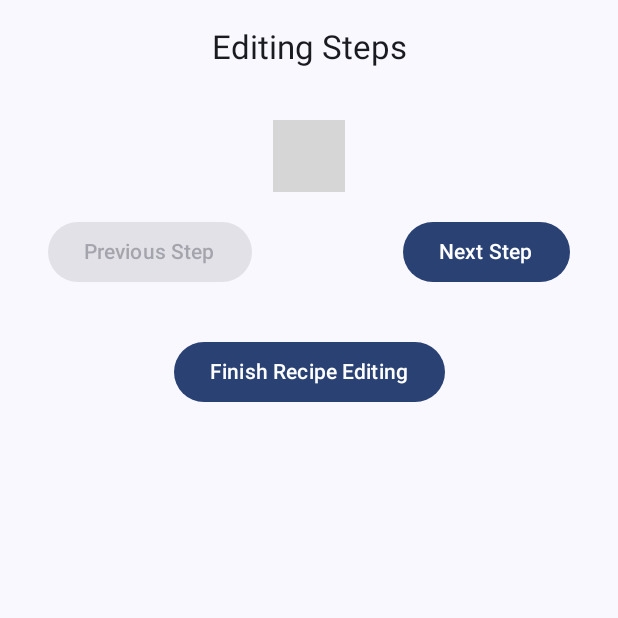
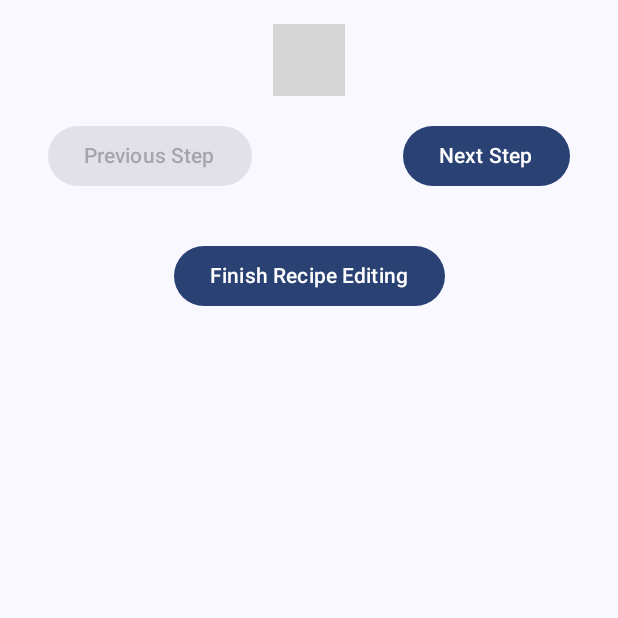
Before and after one commit to ManticGaga/WeCook, an Android app built with Jetpack Compose: the composable StepsEditingScreen shown on its own in the app's theme, after a tap on "Next Step", on a phone screen of 412 x 824 dp, the top half of it. Run offline under Robolectric (Android 15) with nearby library versions, the phone set to English and light mode, and no system bars; our stand-ins replace Firebase (no records; nobody signed in at launch, a user with empty details on screens opened directly); libraries missing offline, so code that uses them is left out: com.example; 5 statements that could not run were skipped; grey boxes are pictures that could not be loaded.

```diff
--- a/app/src/main/java/com/example/WeCook/BottomNavigation/MainScreen.kt
+++ b/app/src/main/java/com/example/WeCook/BottomNavigation/MainScreen.kt
@@ -31,7 +31,7 @@ fun MainScreen(googleAuthUiClient: GoogleAuthUiClient, onSignOut: () -> Unit) {
         modifier = Modifier.padding(top = 16.dp),
         topBar = {
             CenterAlignedTopAppBar(
-                title = { Text("WeCook") },
+                title = { Text("appTitle") },
                 actions = {
                     Box(
                         modifier = Modifier
--- a/app/src/main/java/com/example/WeCook/Data/Constructor/AddRecipeScreen.kt
+++ b/app/src/main/java/com/example/WeCook/Data/Constructor/AddRecipeScreen.kt
@@ -3,6 +3,8 @@ import android.content.ContentValues.TAG
 import android.util.Log
 import androidx.compose.foundation.clickable
 import androidx.compose.foundation.layout.*
+import androidx.compose.foundation.rememberScrollState
+import androidx.compose.foundation.verticalScroll
 import androidx.compose.material3.*
 import androidx.compose.runtime.*
 import androidx.compose.ui.Alignment
@@ -119,7 +121,6 @@ fun RecipeInfoScreen(
     }
 }
 
-
 @OptIn(ExperimentalMaterial3Api::class)
 @Composable
 fun StepsEditingScreen(
@@ -132,14 +133,22 @@ fun StepsEditingScreen(
     val db = Firebase.firestore
     val snackbarHostState = remember { SnackbarHostState() }
     val context = LocalContext.current
+    fun previousStep() {
+        if (currentStep > 0) {
+            currentStep--
+        }
+    }
 
+    fun nextStep() {
+        if (currentStep < recipeState.steps.size - 1) {
+            currentStep++
+        } else {
+            recipeState.steps.add(RecipeStep(currentStep + 2, "", "", 0))
+            currentStep++
+        }
+    }
     Scaffold(
         snackbarHost = { SnackbarHost(snackbarHostState) },
-        topBar = {
-            CenterAlignedTopAppBar(
-                title = { Text("Editing Steps") }
-            )
-        }
     ) { innerPadding ->
         Column(
             modifier = Modifier
@@ -166,21 +175,15 @@ fun StepsEditingScreen(
                 horizontalArrangement = Arrangement.SpaceBetween
             ) {
                 Button(
-                    onClick = { if (currentStep > 0) currentStep-- },
+                    onClick = { previousStep() }, // Call previousStep here
                     enabled = currentStep > 0
                 ) {
                     Text("Previous Step")
                 }
 
                 Button(
-                    onClick = {
-                        if (currentStep < recipeState.steps.size - 1) {
-                            currentStep++
-                        } else {
-                            recipeState.steps.add(RecipeStep(currentStep + 2, "", "", 0))
-                            currentStep++
-                        }
-                    }
+                    onClick = { nextStep() }, // Call nextStep here
+                    enabled = currentStep < recipeState.steps.size - 1
                 ) {
                     Text("Next Step")
                 }
@@ -214,6 +217,7 @@ fun StepsEditingScreen(
         }
     }
 }
+
 @Composable
 fun StepEditing(
     currentStep: Int,
@@ -238,6 +242,7 @@ fun StepEditing(
         )
         Spacer(modifier = Modifier.height(8.dp))
 
+        // Make the text field scrollable
         OutlinedTextField(
             value = text,
             onValueChange = { newValue ->
@@ -245,6 +250,8 @@ fun StepEditing(
             },
             label = { Text("Step Description") },
             modifier = Modifier.fillMaxWidth()
+                .height(100.dp) // Set a fixed height for the text field
+                .verticalScroll(rememberScrollState()) // Enable vertical scrolling
         )
         Spacer(modifier = Modifier.height(8.dp))
 
@@ -262,6 +269,7 @@ fun StepEditing(
         onStepChange(recipeStep.copy(imageUrl = imageUrl, text = text, info = info.toIntOrNull() ?: 0))
     }
 }
+
 @Composable
 fun DifficultySlider(
     initialDifficulty: Int,
```
